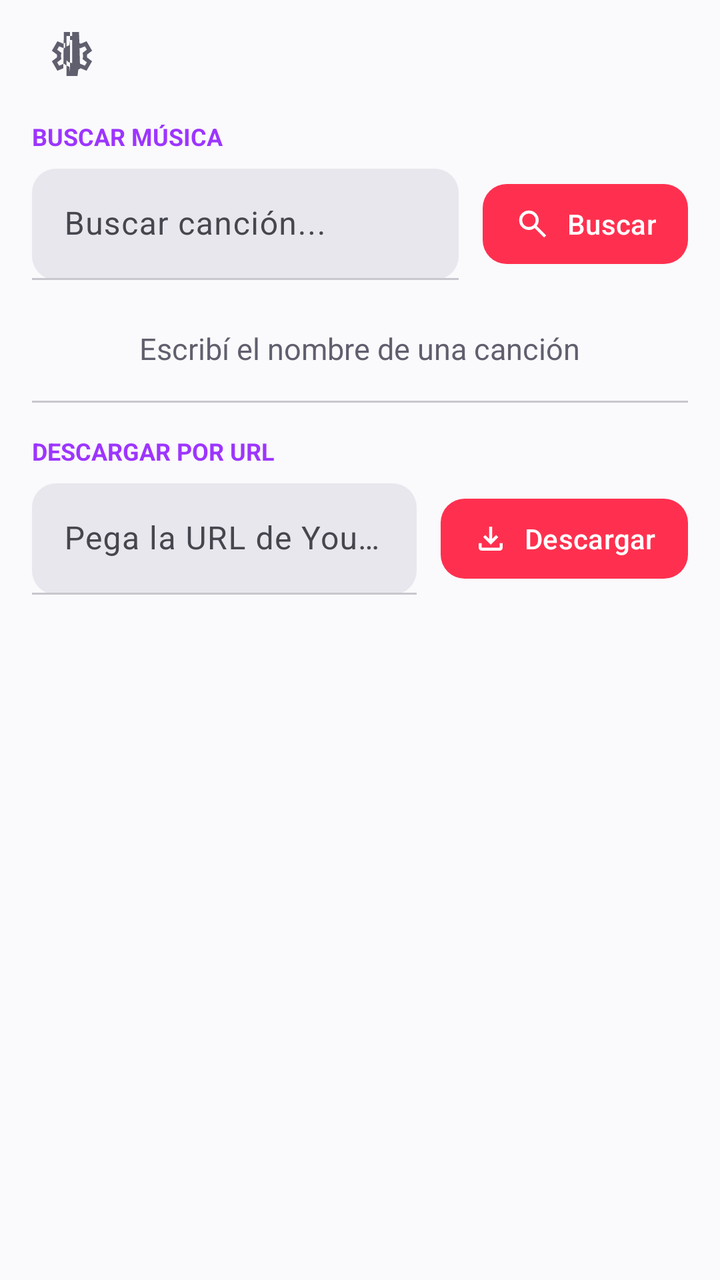
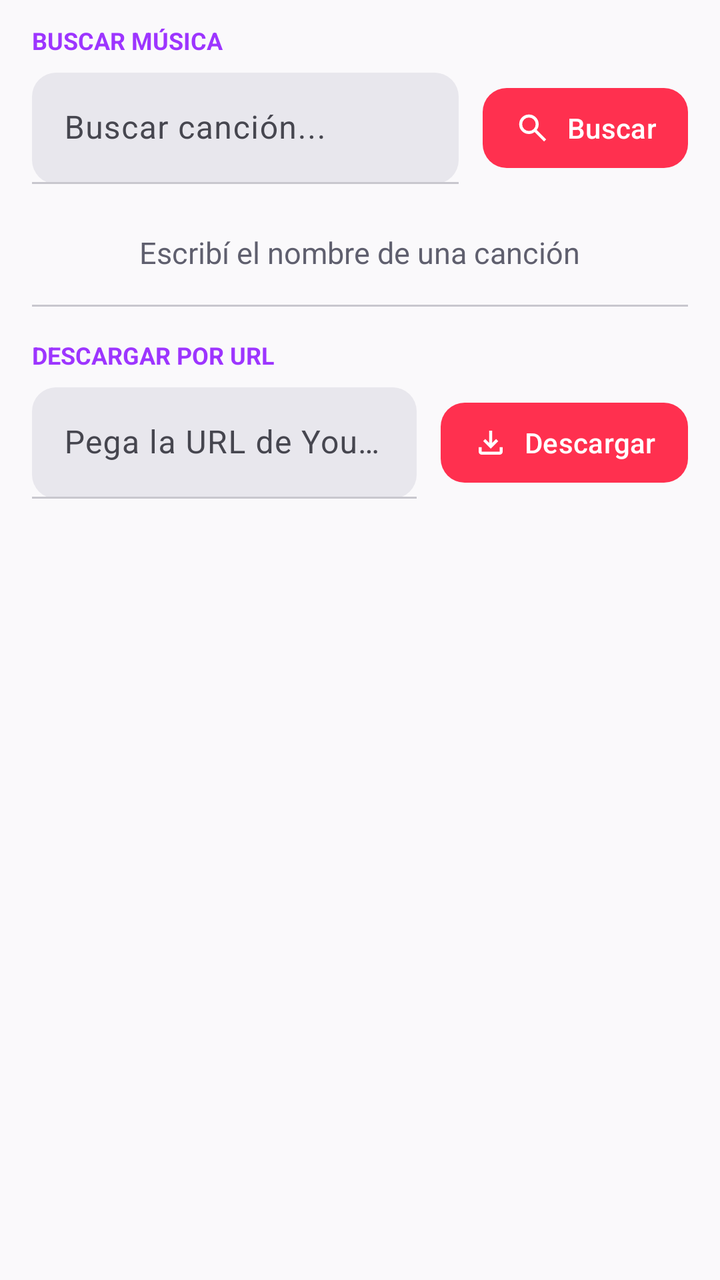

Screens rendered from an Android XML layout before and after an edit, with the pre-edit source and the edit as a unified diff.
<!-- AndroidManifest.xml: application theme Theme.MusicDownloader -->
<!-- res/layout/fragment_downloads.xml -->
<?xml version="1.0" encoding="utf-8"?>
<androidx.core.widget.NestedScrollView xmlns:android="http://schemas.android.com/apk/res/android"
    xmlns:app="http://schemas.android.com/apk/res-auto"
    android:layout_width="match_parent"
    android:layout_height="match_parent"
    android:background="@color/background"
    android:fillViewport="true"
    android:scrollbars="none">

    <LinearLayout
        android:layout_width="match_parent"
        android:layout_height="wrap_content"
        android:orientation="vertical"
        android:paddingBottom="16dp">

        <LinearLayout
            android:layout_width="match_parent"
            android:layout_height="wrap_content"
            android:gravity="center_vertical"
            android:orientation="horizontal"
            android:paddingStart="16dp"
            android:paddingEnd="8dp"
            android:paddingTop="8dp">

            <ImageButton
                android:id="@+id/btn_settings"
                android:layout_width="40dp"
                android:layout_height="40dp"
                android:background="?attr/selectableItemBackgroundBorderless"
                android:contentDescription="@string/settings_title"
                android:src="@drawable/ic_settings"
                app:tint="@color/text_secondary" />

        </LinearLayout>

        <TextView
            android:layout_width="wrap_content"
            android:layout_height="wrap_content"
            android:layout_marginStart="16dp"
            android:layout_marginTop="12dp"
            android:text="@string/downloads_section_search"
            android:textAllCaps="true"
            android:textColor="@color/primary"
            android:textSize="12sp"
            android:textStyle="bold" />

        <LinearLayout
            android:layout_width="match_parent"
            android:layout_height="wrap_content"
            android:gravity="center_vertical"
            android:orientation="horizontal"
            android:paddingStart="16dp"
            android:paddingEnd="16dp"
            android:paddingTop="8dp"
            android:paddingBottom="8dp">

            <com.google.android.material.textfield.TextInputLayout
                android:layout_width="0dp"
                android:layout_height="wrap_content"
                android:layout_marginEnd="12dp"
                android:layout_weight="1"
                app:boxBackgroundMode="filled"
                app:boxBackgroundColor="@color/surface_high"
                app:boxCornerRadiusBottomEnd="12dp"
                app:boxCornerRadiusBottomStart="12dp"
                app:boxCornerRadiusTopEnd="12dp"
                app:boxCornerRadiusTopStart="12dp"
                app:endIconMode="clear_text"
                app:hintEnabled="true"
                app:hintTextColor="@color/text_secondary"
                style="@style/Widget.Material3.TextInputLayout.FilledBox">

                <com.google.android.material.textfield.TextInputEditText
                    android:id="@+id/et_search"
                    android:layout_width="match_parent"
                    android:layout_height="wrap_content"
                    android:hint="@string/search_hint"
                    android:imeOptions="actionSearch"
                    android:inputType="text"
                    android:textColor="@color/on_surface"
                    android:textColorHint="@color/text_secondary" />

            </com.google.android.material.textfield.TextInputLayout>

            <com.google.android.material.button.MaterialButton
                android:id="@+id/btn_search"
                android:layout_width="wrap_content"
                android:layout_height="wrap_content"
                android:layout_gravity="center"
                android:paddingStart="16dp"
                android:paddingEnd="16dp"
                android:text="@string/search_button"
                android:textColor="@color/on_secondary"
                app:backgroundTint="@color/bg_download_button_tint"
                app:cornerRadius="12dp"
                app:icon="@drawable/ic_search"
                app:iconTint="@color/on_secondary" />

        </LinearLayout>

        <ProgressBar
            android:id="@+id/pb_search"
            style="?android:attr/progressBarStyleHorizontal"
            android:layout_width="match_parent"
            android:layout_height="wrap_content"
            android:layout_marginStart="16dp"
            android:layout_marginEnd="16dp"
            android:indeterminate="true"
            android:visibility="gone" />

        <androidx.recyclerview.widget.RecyclerView
            android:id="@+id/rv_search_results"
            android:layout_width="match_parent"
            android:layout_height="wrap_content"
            android:clipToPadding="false"
            android:nestedScrollingEnabled="false"
            android:paddingStart="16dp"
            android:paddingEnd="16dp"
            android:paddingTop="4dp"
            android:scrollbars="none" />

        <TextView
            android:id="@+id/tv_empty_search"
            android:layout_width="wrap_content"
            android:layout_height="wrap_content"
            android:layout_gravity="center"
            android:gravity="center"
            android:paddingStart="24dp"
            android:paddingEnd="24dp"
            android:paddingTop="12dp"
            android:text="@string/search_empty"
            android:textAlignment="center"
            android:textColor="@color/text_secondary"
            android:textSize="15sp" />

        <View
            android:layout_width="match_parent"
            android:layout_height="1dp"
            android:layout_marginStart="16dp"
            android:layout_marginEnd="16dp"
            android:layout_marginTop="16dp"
            android:layout_marginBottom="8dp"
            android:background="@color/outline" />

        <TextView
            android:layout_width="wrap_content"
            android:layout_height="wrap_content"
            android:layout_marginStart="16dp"
            android:layout_marginTop="8dp"
            android:text="@string/downloads_section_url"
            android:textAllCaps="true"
            android:textColor="@color/primary"
            android:textSize="12sp"
            android:textStyle="bold" />

        <LinearLayout
            android:layout_width="match_parent"
            android:layout_height="wrap_content"
            android:gravity="center_vertical"
            android:orientation="horizontal"
            android:paddingStart="16dp"
            android:paddingEnd="16dp"
            android:paddingTop="8dp"
            android:paddingBottom="8dp">

            <com.google.android.material.textfield.TextInputLayout
                android:layout_width="0dp"
                android:layout_height="wrap_content"
                android:layout_marginEnd="12dp"
                android:layout_weight="1"
                app:boxBackgroundMode="filled"
                app:boxBackgroundColor="@color/surface_high"
                app:boxCornerRadiusBottomEnd="12dp"
                app:boxCornerRadiusBottomStart="12dp"
                app:boxCornerRadiusTopEnd="12dp"
                app:boxCornerRadiusTopStart="12dp"
                app:endIconMode="clear_text"
                app:hintEnabled="true"
                app:hintTextColor="@color/text_secondary"
                style="@style/Widget.Material3.TextInputLayout.FilledBox">

                <com.google.android.material.textfield.TextInputEditText
                    android:id="@+id/et_url"
                    android:layout_width="match_parent"
                    android:layout_height="wrap_content"
                    android:hint="@string/url_hint"
                    android:imeOptions="actionDone"
                    android:inputType="textUri"
                    android:textColor="@color/on_surface"
                    android:textColorHint="@color/text_secondary" />

            </com.google.android.material.textfield.TextInputLayout>

            <com.google.android.material.button.MaterialButton
                android:id="@+id/btn_download"
                android:layout_width="wrap_content"
                android:layout_height="wrap_content"
                android:layout_gravity="center"
                android:paddingStart="16dp"
                android:paddingEnd="16dp"
                android:text="@string/download"
                android:textColor="@color/on_secondary"
                app:backgroundTint="@color/bg_download_button_tint"
                app:cornerRadius="12dp"
                app:icon="@drawable/ic_downloads"
                app:iconTint="@color/on_secondary" />

        </LinearLayout>

        <androidx.recyclerview.widget.RecyclerView
            android:id="@+id/rv_downloads"
            android:layout_width="match_parent"
            android:layout_height="wrap_content"
            android:clipToPadding="false"
            android:nestedScrollingEnabled="false"
            android:paddingStart="16dp"
            android:paddingEnd="16dp"
            android:paddingTop="4dp"
            android:scrollbars="none" />

        <LinearLayout
            android:id="@+id/tv_empty"
            android:layout_width="match_parent"
            android:layout_height="wrap_content"
            android:gravity="center"
            android:orientation="vertical"
            android:paddingStart="32dp"
            android:paddingEnd="32dp"
            android:paddingTop="24dp"
            android:paddingBottom="24dp"
            android:visibility="gone">

            <TextView
                android:layout_width="wrap_content"
                android:layout_height="wrap_content"
                android:text="@string/downloads_empty_equalizer"
                android:textColor="@color/secondary"
                android:textSize="48sp"
                android:textStyle="bold" />

            <TextView
                android:layout_width="wrap_content"
                android:layout_height="wrap_content"
                android:layout_marginTop="8dp"
                android:gravity="center"
                android:text="@string/downloads_empty_hint"
                android:textAlignment="center"
                android:textColor="@color/text_secondary"
                android:textSize="15sp" />

        </LinearLayout>

    </LinearLayout>

</androidx.core.widget.NestedScrollView>
<!-- resources referenced by this layout -->
<resources>
  <color name="background">#FAF9FB</color>
  <color name="on_secondary">#FFFFFF</color>
  <color name="on_surface">#1A1A22</color>
  <color name="outline">#C8C7CE</color>
  <color name="primary">#9D35FF</color>
  <color name="secondary">#FF304F</color>
  <color name="surface_high">#E8E7ED</color>
  <color name="text_secondary">#5F5F6E</color>
  <!-- drawable ic_downloads (drawable) -->
  <vector xmlns:android="http://schemas.android.com/apk/res/android"
      android:width="24dp"
      android:height="24dp"
      android:viewportWidth="24"
      android:viewportHeight="24">
      <path
          android:fillColor="#FFFFFF"
          android:pathData="M 6 20 q -0.825 0 -1.412 -0.587 Q 4 18.825 4 18 v -3 h 2 v 3 h 12 v -3 h 2 v 3 q 0 0.825 -0.587 1.413 Q 18.825 20 18 20 Z m 6 -4 l -5 -5 l 1.4 -1.45 l 2.6 2.6 V 4 h 2 v 8.15 l 2.6 -2.6 L 17 11 Z" />
  </vector>
  <!-- drawable ic_settings (drawable) -->
  <vector xmlns:android="http://schemas.android.com/apk/res/android"
      android:width="24dp"
      android:height="24dp"
      android:viewportWidth="24"
      android:viewportHeight="24">
      <path
          android:fillColor="#FFFFFF"
          android:pathData="m 9.25 -2 l -0.4 -3.2 q -0.325 -0.125 -0.6125 -0.3 T 7.675 18.125 l -2.975 1.25 L 1.95 14.625 l 2.575 -1.95 q -0.025 -0.175 -0.025 -0.3375 v -0.675 q 0 -0.1625 0.025 -0.3375 L 1.95 9.375 l 2.75 -4.75 l 2.975 1.25 q 0.275 -0.2 0.575 -0.375 t 0.6 -0.3 l 0.4 -3.2 h 5.5 l 0.4 3.2 q 0.325 0.125 0.6125 0.3 t 0.5625 0.375 l 2.975 -1.25 l 2.75 4.75 l -2.575 1.95 q 0.025 0.175 0.025 0.3375 v 0.675 q 0 0.1625 -0.05 0.3375 l 2.575 1.95 l -2.75 4.75 l -2.95 -1.25 q -0.275 0.2 -0.575 0.375 t -0.6 0.3 L 14.75 22 H 9.25 Z m 1.75 -2 h 1.975 l 0.35 -2.65 q 0.775 -0.2 1.4375 -0.5875 T 15.975 15.825 l 2.475 1.025 l 0.975 -1.7 l -2.15 -1.625 q 0.125 -0.35 0.175 -0.7375 t 0.05 -0.7875 q 0 -0.4 -0.05 -0.7875 t -0.175 -0.7375 l 2.15 -1.625 l -0.975 -1.7 l -2.475 1.05 q -0.55 -0.575 -1.2125 -0.9625 T 13.325 6.65 l -0.325 -2.65 h -1.975 l -0.35 2.65 q -0.775 0.2 -1.4375 0.5875 T 8.025 8.175 l -2.475 -1.025 l -0.975 1.7 l 2.15 1.6 q -0.125 0.375 -0.175 0.75 t -0.05 0.8 q 0 0.4 0.05 0.775 t 0.175 0.75 l -2.15 1.625 l 0.975 1.7 l 2.475 -1.05 q 0.55 0.575 1.2125 0.9625 T 10.675 17.35 l 0.325 2.65 Z m 1.05 -4.5 q 1.45 0 2.475 -1.025 t 1.025 -2.475 q 0 -1.45 -1.025 -2.475 t -2.475 -1.025 q -1.475 0 -2.4875 1.025 T 8.55 12 q 0 1.45 1.0125 2.475 t 2.4875 1.025 Z m -0.05 -3.5 Z" />
  </vector>
  <string name="download">Descargar</string>
  <string name="downloads_empty_equalizer">▂ ▅ ▇ ▅ ▂</string>
  <string name="downloads_empty_hint">Busca tu música o pega un enlace de YouTube</string>
  <string name="downloads_section_search">Buscar música</string>
  <string name="downloads_section_url">Descargar por URL</string>
  <string name="search_button">Buscar</string>
  <string name="search_empty">Escribí el nombre de una canción</string>
  <string name="search_hint">Buscar canción...</string>
  <string name="settings_title">Configuración</string>
  <string name="url_hint">Pega la URL de YouTube / YouTube Music</string>
  <color name="on_primary">#FFFFFF</color>
  <color name="primary_container">#EADDFF</color>
  <color name="on_primary_container">#21005E</color>
  <color name="secondary_container">#FFDAD9</color>
  <color name="on_secondary_container">#410008</color>
  <color name="surface">#FFFFFF</color>
  <color name="surface_variant">#E4E3EA</color>
  <color name="on_surface_variant">#46464F</color>
  <color name="surface_low">#F0EFF5</color>
  <!-- unchanged entries left out for length: 2 -->
</resources>

<!-- the commit's change to res/layout/fragment_downloads.xml (unified diff, before → after) -->
@@ -12,26 +12,6 @@
         android:layout_height="wrap_content"
         android:orientation="vertical"
         android:paddingBottom="16dp">
-
-        <LinearLayout
-            android:layout_width="match_parent"
-            android:layout_height="wrap_content"
-            android:gravity="center_vertical"
-            android:orientation="horizontal"
-            android:paddingStart="16dp"
-            android:paddingEnd="8dp"
-            android:paddingTop="8dp">
-
-            <ImageButton
-                android:id="@+id/btn_settings"
-                android:layout_width="40dp"
-                android:layout_height="40dp"
-                android:background="?attr/selectableItemBackgroundBorderless"
-                android:contentDescription="@string/settings_title"
-                android:src="@drawable/ic_settings"
-                app:tint="@color/text_secondary" />
-
-        </LinearLayout>
 
         <TextView
             android:layout_width="wrap_content"
<!-- resource entries referenced after the edit -->
@@ -18,16 +18,6 @@
           android:fillColor="#FFFFFF"
           android:pathData="M 6 20 q -0.825 0 -1.412 -0.587 Q 4 18.825 4 18 v -3 h 2 v 3 h 12 v -3 h 2 v 3 q 0 0.825 -0.587 1.413 Q 18.825 20 18 20 Z m 6 -4 l -5 -5 l 1.4 -1.45 l 2.6 2.6 V 4 h 2 v 8.15 l 2.6 -2.6 L 17 11 Z" />
   </vector>
-  <!-- drawable ic_settings (drawable) -->
-  <vector xmlns:android="http://schemas.android.com/apk/res/android"
-      android:width="24dp"
-      android:height="24dp"
-      android:viewportWidth="24"
-      android:viewportHeight="24">
-      <path
-          android:fillColor="#FFFFFF"
-          android:pathData="m 9.25 -2 l -0.4 -3.2 q -0.325 -0.125 -0.6125 -0.3 T 7.675 18.125 l -2.975 1.25 L 1.95 14.625 l 2.575 -1.95 q -0.025 -0.175 -0.025 -0.3375 v -0.675 q 0 -0.1625 0.025 -0.3375 L 1.95 9.375 l 2.75 -4.75 l 2.975 1.25 q 0.275 -0.2 0.575 -0.375 t 0.6 -0.3 l 0.4 -3.2 h 5.5 l 0.4 3.2 q 0.325 0.125 0.6125 0.3 t 0.5625 0.375 l 2.975 -1.25 l 2.75 4.75 l -2.575 1.95 q 0.025 0.175 0.025 0.3375 v 0.675 q 0 0.1625 -0.05 0.3375 l 2.575 1.95 l -2.75 4.75 l -2.95 -1.25 q -0.275 0.2 -0.575 0.375 t -0.6 0.3 L 14.75 22 H 9.25 Z m 1.75 -2 h 1.975 l 0.35 -2.65 q 0.775 -0.2 1.4375 -0.5875 T 15.975 15.825 l 2.475 1.025 l 0.975 -1.7 l -2.15 -1.625 q 0.125 -0.35 0.175 -0.7375 t 0.05 -0.7875 q 0 -0.4 -0.05 -0.7875 t -0.175 -0.7375 l 2.15 -1.625 l -0.975 -1.7 l -2.475 1.05 q -0.55 -0.575 -1.2125 -0.9625 T 13.325 6.65 l -0.325 -2.65 h -1.975 l -0.35 2.65 q -0.775 0.2 -1.4375 0.5875 T 8.025 8.175 l -2.475 -1.025 l -0.975 1.7 l 2.15 1.6 q -0.125 0.375 -0.175 0.75 t -0.05 0.8 q 0 0.4 0.05 0.775 t 0.175 0.75 l -2.15 1.625 l 0.975 1.7 l 2.475 -1.05 q 0.55 0.575 1.2125 0.9625 T 10.675 17.35 l 0.325 2.65 Z m 1.05 -4.5 q 1.45 0 2.475 -1.025 t 1.025 -2.475 q 0 -1.45 -1.025 -2.475 t -2.475 -1.025 q -1.475 0 -2.4875 1.025 T 8.55 12 q 0 1.45 1.0125 2.475 t 2.4875 1.025 Z m -0.05 -3.5 Z" />
-  </vector>
   <string name="download">Descargar</string>
   <string name="downloads_empty_equalizer">▂ ▅ ▇ ▅ ▂</string>
   <string name="downloads_empty_hint">Busca tu música o pega un enlace de YouTube</string>
@@ -36,7 +26,6 @@
   <string name="search_button">Buscar</string>
   <string name="search_empty">Escribí el nombre de una canción</string>
   <string name="search_hint">Buscar canción...</string>
-  <string name="settings_title">Configuración</string>
   <string name="url_hint">Pega la URL de YouTube / YouTube Music</string>
   <color name="on_primary">#FFFFFF</color>
   <color name="primary_container">#EADDFF</color>
